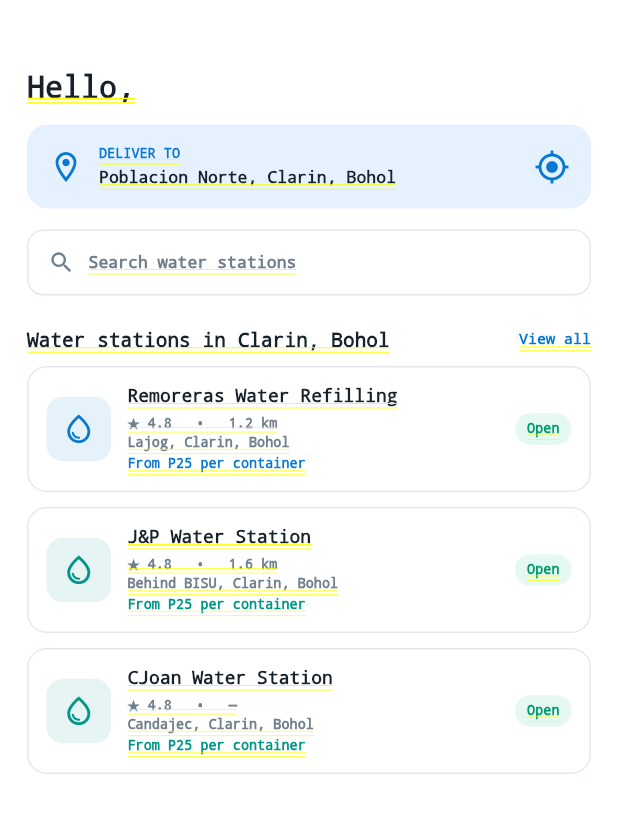
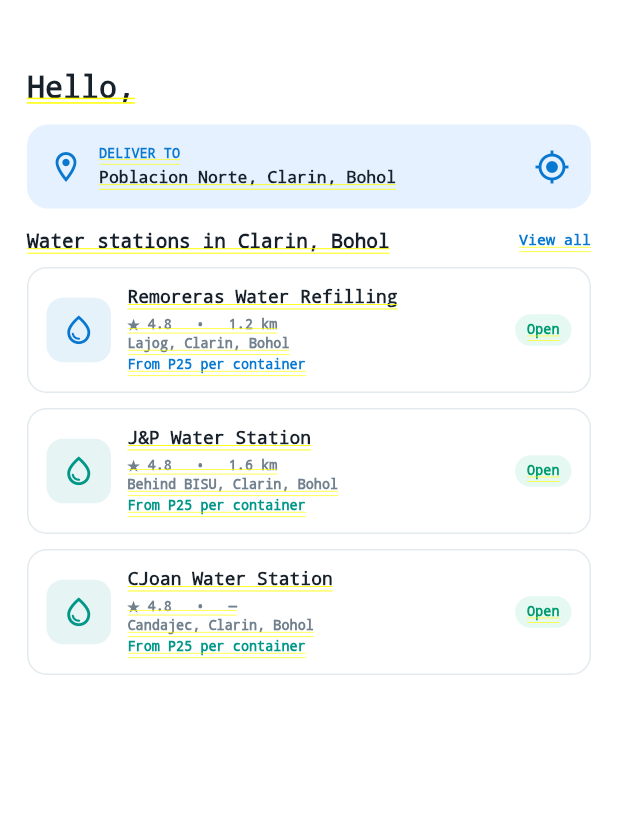
Before and after one commit to Erica-668911/aqualink1, a Flutter app: the _CustomerDashboard screen opened directly with empty values, on a phone screen of 412 x 824 dp, the part 90-923 px from its top. Run offline on Flutter 3.47's test engine with Material 3 defaults, Android fonts, the phone set to English and light mode, and no system bars; our stand-ins replace cloud_firestore, firebase_auth, firebase_core, flutter_map, geolocator, latlong2; missing offline and left inert: firebase_data_connect; accounts and stored records are empty; network calls fail.

Commit message:
gi tangtang ang search water station

```diff
--- a/aqualink_flutter/lib/customer_home_screen.dart
+++ b/aqualink_flutter/lib/customer_home_screen.dart
@@ -275,8 +275,6 @@
           ),
         ),
         const SizedBox(height: 14),
-        const _SearchBox(),
-        const SizedBox(height: 22),
         const _SectionTitle(
           'Water stations in Clarin, Bohol',
           trailing: 'View all',
@@ -372,29 +370,6 @@
       ),
       Expanded(child: child),
     ],
-  );
-}
-
-class _SearchBox extends StatelessWidget {
-  const _SearchBox();
-  @override
-  Widget build(BuildContext context) => Container(
-    padding: const EdgeInsets.symmetric(horizontal: 13, vertical: 12),
-    decoration: BoxDecoration(
-      color: Colors.white,
-      border: Border.all(color: _line),
-      borderRadius: BorderRadius.circular(11),
-    ),
-    child: const Row(
-      children: [
-        Icon(Icons.search, size: 18, color: _muted),
-        SizedBox(width: 9),
-        Text(
-          'Search water stations',
-          style: TextStyle(fontSize: 11, color: _muted),
-        ),
-      ],
-    ),
   );
 }
 
```
